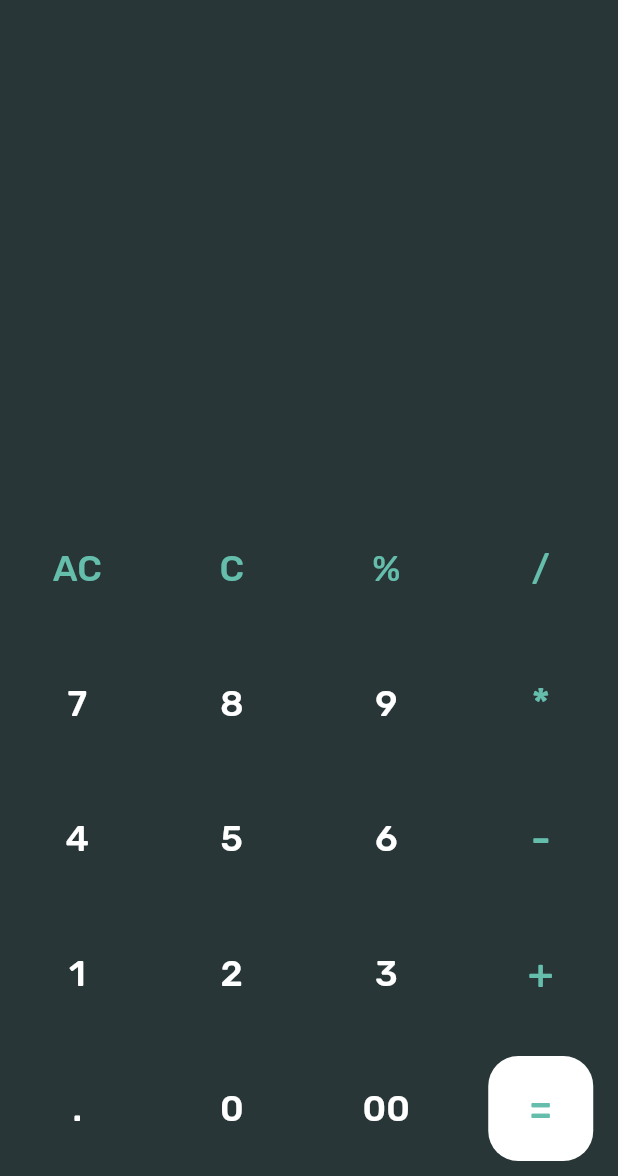
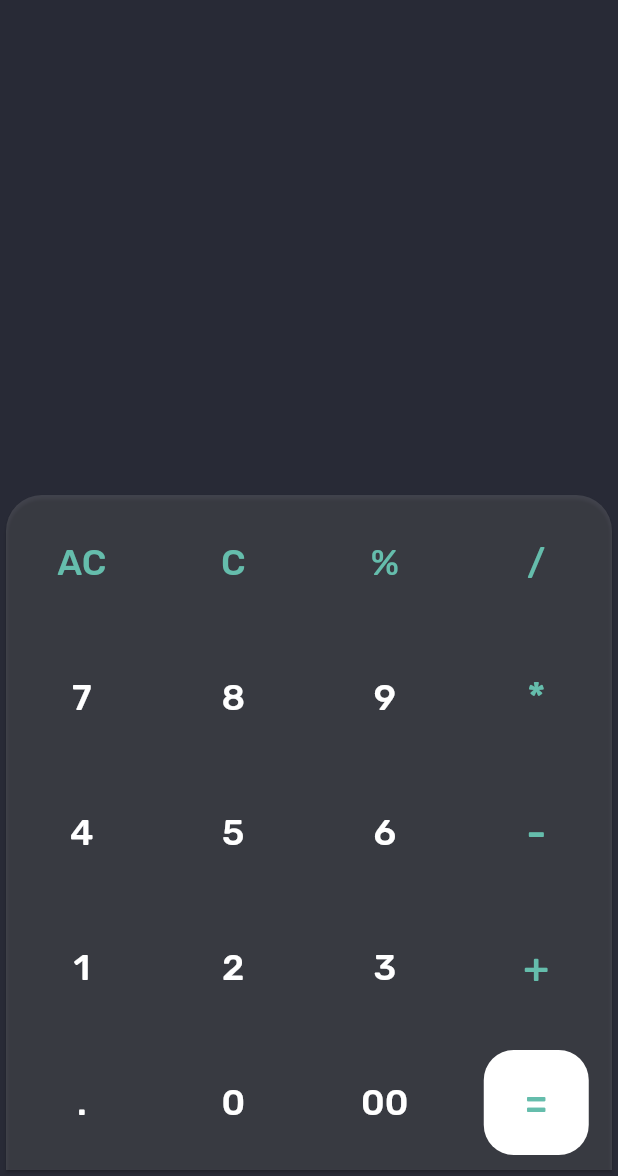
Before and after one commit to opxop/flutter-calculator, a Flutter app: the screen it shows after launch, on a phone screen of 412 x 824 dp, the part 60-1236 px from its top. Run offline on Flutter 3.47's test engine with Material 2 defaults, Android fonts, the phone set to English and light mode, and no system bars; our stand-ins replace google_fonts, math_expressions.

```diff
--- a/lib/main.dart
+++ b/lib/main.dart
@@ -21,7 +21,7 @@ class MyApp extends StatelessWidget {
       debugShowCheckedModeBanner: false,
       home: Scaffold(
         appBar: AppBar(
-          backgroundColor: Color(0xFF283637),
+          backgroundColor: Color(0xFF282A36),
           centerTitle: true,
           elevation: 0.0,
           title: Text(
@@ -35,7 +35,7 @@ class MyApp extends StatelessWidget {
             ),
           ],
         ),
-        backgroundColor: Color(0xFF283637),
+        backgroundColor: Color(0xFF282A36),
         body: StandartCalc(),
       ),
     );
--- a/lib/screens/standartCalc.dart
+++ b/lib/screens/standartCalc.dart
@@ -46,11 +46,13 @@ class _StandartCalcState extends State<StandartCalc> {
   @override
   Widget build(BuildContext context) {
     return Scaffold(
-      backgroundColor: Color(0xFF283637),
+      backgroundColor: Color(0xFF282A36),
       body: Column(
         mainAxisAlignment: MainAxisAlignment.end,
         children: <Widget>[
-          Container(
+          SingleChildScrollView(
+            scrollDirection: Axis.horizontal,
+            child: Container(
               padding: EdgeInsets.only(bottom: 10),
               child: Text(
                 _expression,
@@ -60,6 +62,7 @@ class _StandartCalcState extends State<StandartCalc> {
                 ),
               ),
               alignment: Alignment.center,
+            ),
           ),
           Container(
             padding: EdgeInsets.only(right: 30),
@@ -73,8 +76,18 @@ class _StandartCalcState extends State<StandartCalc> {
             alignment: Alignment(1, 1),
           ),
           SizedBox(
-            height: 40,
+            height: 20,
           ),
+          Card(
+            color: Colors.white12,
+            shape: RoundedRectangleBorder(
+              borderRadius: BorderRadius.only(
+                topLeft: Radius.circular(24),
+                topRight: Radius.circular(24),
+              ),
+            ),
+            child: Column(
+              children: [
                 Row(
                   mainAxisAlignment: MainAxisAlignment.spaceAround,
                   children: <Widget>[
@@ -195,6 +208,9 @@ class _StandartCalcState extends State<StandartCalc> {
                 ),
               ],
             ),
+          )
+        ],
+      ),
     );
   }
 }
```
Lines whose indentation alone changed are shown as unchanged.
